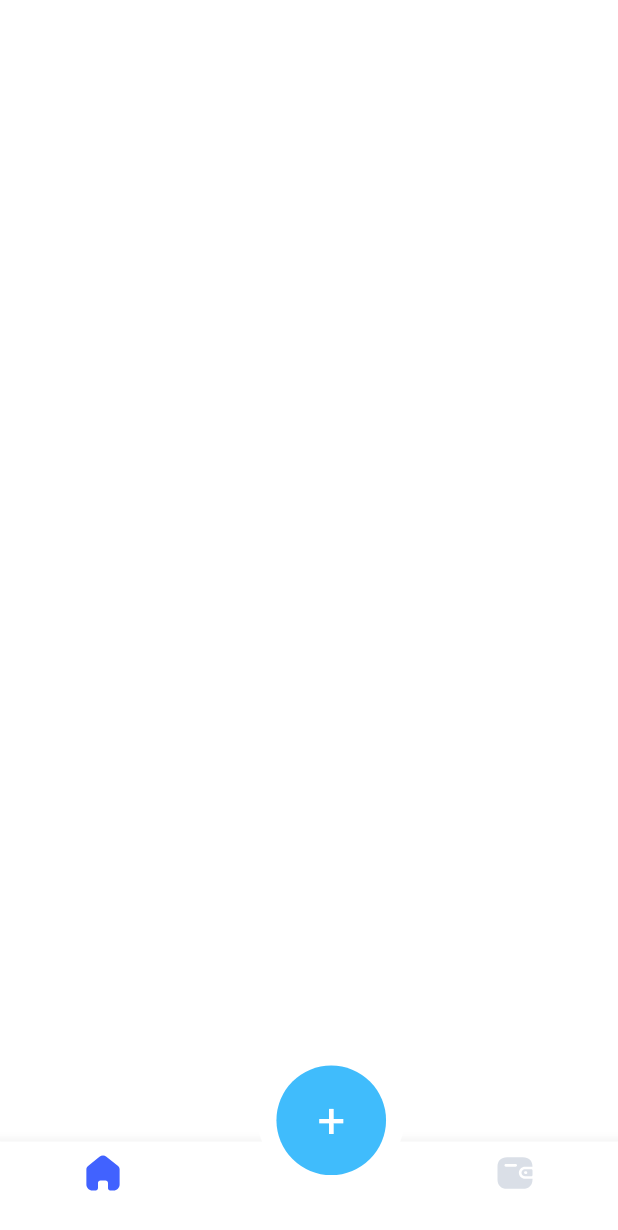
After one commit to solihdev/last_exam, a Flutter app: the screen it shows after launch, on a phone screen of 412 x 824 dp. The commit adds this screen. Shown: the top 1230 px of the screen. Run offline on Flutter 3.47's test engine with Material 2 defaults, Android fonts, the phone set to English and light mode, and no system bars; our stand-ins replace adaptive_theme, flutter_screenutil, flutter_svg.

Commit message:
some changes done

```diff
--- /dev/null
+++ b/lib/ui/tab_box/tab_box.dart
@@ -0,0 +1,59 @@
+import 'package:flutter/material.dart';
+import 'package:flutter_screenutil/flutter_screenutil.dart';
+import 'package:flutter_svg/flutter_svg.dart';
+import 'package:last_exam/ui/tab_box/widgets/float_button.dart';
+import 'package:last_exam/utils/constants/colors.dart';
+import 'package:last_exam/utils/constants/image.dart';
+
+class TabBox extends StatefulWidget {
+  const TabBox({Key? key}) : super(key: key);
+
+  @override
+  State<TabBox> createState() => _TabBoxState();
+}
+
+class _TabBoxState extends State<TabBox> {
+  int currentPage = 0;
+
+  @override
+  Widget build(BuildContext context) {
+    List pages = [
+      Scaffold(),
+      Scaffold(),
+      Scaffold(),
+    ];
+    return Scaffold(
+      body: pages[currentPage],
+      floatingActionButton: const FloatButton(),
+      floatingActionButtonLocation: FloatingActionButtonLocation.centerDocked,
+      bottomNavigationBar: BottomNavigationBar(
+          selectedItemColor: Colors.black,
+          currentIndex: currentPage,
+          type: BottomNavigationBarType.fixed,
+          onTap: (value) {
+            setState(() {
+              currentPage = value;
+            });
+          },
+          items: [
+            BottomNavigationBarItem(
+              // activeIcon: SvgPicture.asset(AppImages.homeActiveIcon),
+              icon: SvgPicture.asset(AppImages.homeIcon,
+                  color: currentPage == 0
+                      ? AppColors.C_4162FF
+                      : AppColors.C_DADFE7),
+              label: "",
+            ),
+            const BottomNavigationBarItem(icon: Icon(null), label: ''),
+            BottomNavigationBarItem(
+              // activeIcon: SvgPicture.asset(AppImages.homeActiveIcon),
+              icon: SvgPicture.asset(AppImages.walletIcon,
+                  color: currentPage == 2
+                      ? AppColors.C_4162FF
+                      : AppColors.C_DADFE7),
+              label: "",
+            ),
+          ]),
+    );
+  }
+}
--- /dev/null
+++ b/lib/ui/tab_box/widgets/float_button.dart
@@ -0,0 +1,50 @@
+import 'package:flutter/material.dart';
+import 'package:flutter_screenutil/flutter_screenutil.dart';
+import 'package:last_exam/utils/constants/colors.dart';
+
+class FloatButton extends StatelessWidget {
+  const FloatButton({Key? key}) : super(key: key);
+
+  @override
+  Widget build(BuildContext context) {
+    return Stack(children: [
+      Positioned(
+        bottom: 34.h,
+        left: 155.9.w,
+        child: Container(
+          width: 90.w,
+          height: 45.5.h,
+          decoration: BoxDecoration(
+              color: AppColors.white,
+              borderRadius: const BorderRadius.only(
+                  bottomLeft: Radius.elliptical(76, 80),
+                  bottomRight: Radius.elliptical(76, 80))
+                  .r),
+        ),
+      ),
+      Positioned(
+        bottom: 40.h,
+        left: 165.w,
+        child: InkWell(
+          onTap: () {},
+          child: Container(
+              height: 72.h,
+              width: 72.w,
+              decoration: const BoxDecoration(
+                shape: BoxShape.circle,
+                color: AppColors.C_40BCFC,
+              ),
+              child: Center(
+                child: Text(
+                  "+",
+                  style: TextStyle(
+                      fontSize: 32.sp,
+                      fontWeight: FontWeight.w400,
+                      color: Colors.white),
+                ),
+              )),
+        ),
+      ),
+    ]);
+  }
+}
--- a/lib/utils/constants/colors.dart
+++ b/lib/utils/constants/colors.dart
@@ -17,4 +17,13 @@ class AppColors {
   // ignore: constant_identifier_names
   static const C_2E4EE7 = Color(0xFF2E4EE7);
   static const black = Color(0xFF000000);
+  // ignore: constant_identifier_names
+  static const C_8687E7=Color(0xFF8687E7);
+  // ignore: constant_identifier_names
+  static const C_40BCFC=Color(0xFF40BCFC);
+  // ignore: constant_identifier_names
+  static const C_4162FF=Color(0xFF4162FF);
+  // ignore: constant_identifier_names
+  static const C_DADFE7=Color(0xFFDADFE7);
+
 }
--- a/lib/utils/constants/icons.dart
+++ /dev/null
@@ -1 +0,0 @@
-class AppIcons{}
--- a/lib/utils/constants/image.dart
+++ b/lib/utils/constants/image.dart
@@ -1,3 +1,10 @@
-class AppImages{
-  static const splash='assets/images/im_splash.png';
+class AppImages {
+  //images
+  static const splash = 'assets/images/im_splash.png';
+
+  //icons
+  static const homeIcon = 'assets/icons/home.svg';
+  static const homeActiveIcon = 'assets/icons/home_active.svg';
+  static const walletIcon = 'assets/icons/wallet.svg';
+  static const walletActiveIcon = 'assets/icons/wallet_active.svg';
 }
--- a/lib/utils/router/app_router.dart
+++ b/lib/utils/router/app_router.dart
@@ -1,5 +1,6 @@
 import 'package:flutter/material.dart';
 import 'package:last_exam/ui/splash/splash_page.dart';
+import 'package:last_exam/ui/tab_box/tab_box.dart';
 
 class RouteName {
   //splash pages
@@ -19,7 +20,7 @@ class AppRoutes {
         return MaterialPageRoute(builder: (_) => const SplashPage());
 
       default:
-        return MaterialPageRoute(builder: (_) => const Scaffold());
+        return MaterialPageRoute(builder: (_) => const TabBox());
     }
   }
 }
--- a/pubspec.yaml
+++ b/pubspec.yaml
@@ -21,6 +21,7 @@ dependencies:
   equatable: ^2.0.5
   provider: ^6.0.5
   flutter_screenutil: ^5.6.0
+  flutter_svg: ^2.0.2
 
 dev_dependencies:
   flutter_test:
@@ -42,6 +43,7 @@ flutter:
   uses-material-design: true
   assets:
     - assets/images/
+    - assets/icons/
 
   # An image asset can refer to one or more resolution-specific "variants", see
   # https://flutter.dev/assets-and-images/#resolution-aware
```
Also changed, not shown: lib/data/models/cards/card_model.dart (added, +47 -0 lines), lib/data/models/cart_model/cart_model.dart (added, +9 -0 lines), lib/ui/splash/splash_page.dart (+6 -2 lines), assets/icons/home.svg (added), assets/icons/home_active.svg (added), assets/icons/wallet.svg (added), assets/icons/wallet_active.svg (added), lib/ui/tab_box/tabs/home/home_page.dart (added), pubspec.lock.
